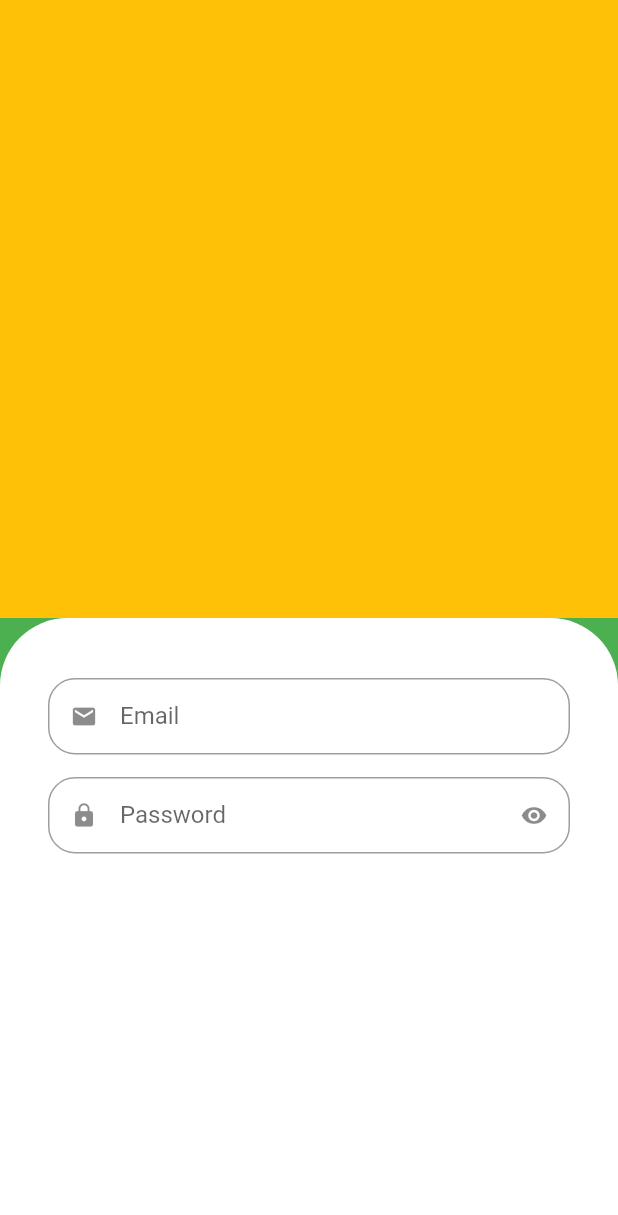
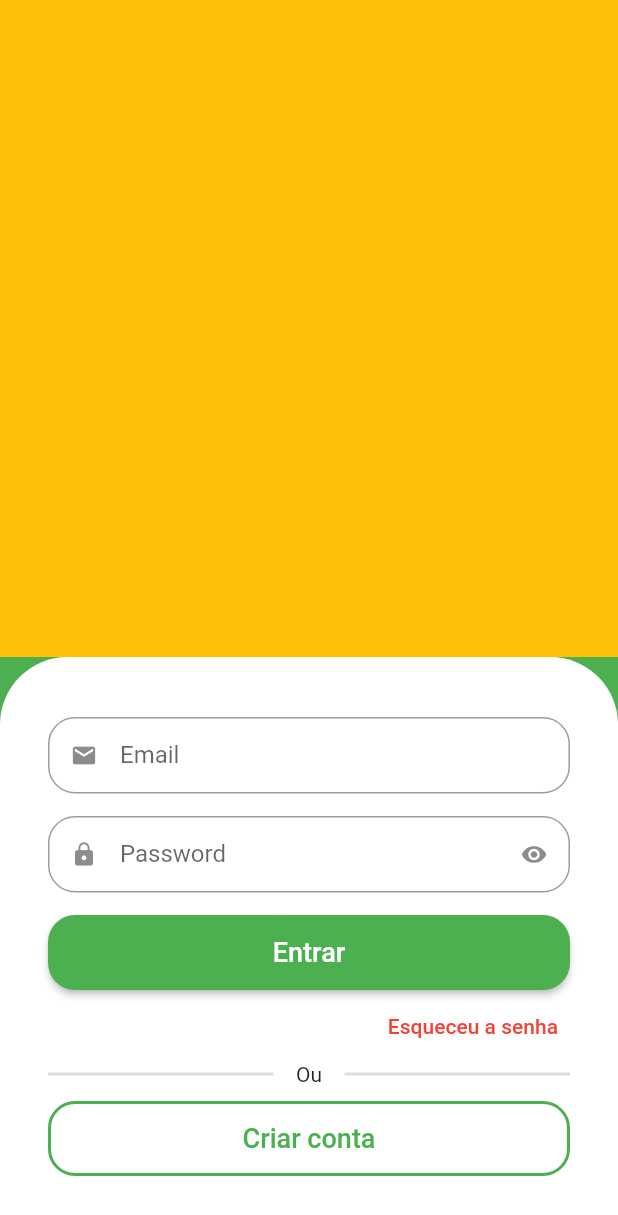
Before and after one commit to lucascipriano/flutter-quitanda, a Flutter app: the screen it shows after launch, on a phone screen of 412 x 824 dp. Shown: the top 1215 px of the screen. Run offline on Flutter 3.47's test engine with Material 2 defaults, Android fonts, the phone set to English and light mode, and no system bars.

Commit message:
finalização parte inferior

```diff
--- a/lib/src/auth/sign_in_screen.dart
+++ b/lib/src/auth/sign_in_screen.dart
@@ -10,25 +10,102 @@ class SignInScreen extends StatelessWidget {
       backgroundColor: Colors.green,
       body: Column(
         children: [
-          Expanded(child: Container(color: Colors.amber)),
           Expanded(
-            child: Container(
+            child: Container(color: Colors.amber),
+          ),
+          Container(
             padding: const EdgeInsets.symmetric(
               horizontal: 32,
               vertical: 40,
             ),
             decoration: const BoxDecoration(
                 color: Colors.white,
-                  borderRadius:
-                      BorderRadius.vertical(top: Radius.circular(45))),
-              child: Column(children: const [
-                CustomTextField(
+                borderRadius: BorderRadius.vertical(top: Radius.circular(45))),
+            child: Column(
+              crossAxisAlignment: CrossAxisAlignment.stretch,
+              children: [
+                const CustomTextField(
                   icon: Icons.email,
                   label: 'Email',
                 ),
-                CustomTextField(
-                    icon: Icons.lock, label: 'Password', isScret: true),
-              ]),
+                const CustomTextField(
+                  icon: Icons.lock,
+                  label: 'Password',
+                  isScret: true,
+                ),
+                SizedBox(
+                  height: 50,
+                  child: ElevatedButton(
+                    style: ElevatedButton.styleFrom(
+                      shape: RoundedRectangleBorder(
+                        borderRadius: BorderRadius.circular(18),
+                      ),
+                    ),
+                    onPressed: () {},
+                    child: const Text(
+                      "Entrar",
+                      style: TextStyle(
+                        fontSize: 18,
+                      ),
+                    ),
+                  ),
+                ),
+                Align(
+                  alignment: Alignment.centerRight,
+                  child: TextButton(
+                    onPressed: () {},
+                    child: const Text(
+                      "Esqueceu a senha",
+                      style: TextStyle(
+                        color: Colors.red,
+                      ),
+                    ),
+                  ),
+                ),
+                Padding(
+                  padding: const EdgeInsets.only(bottom: 10),
+                  child: Row(
+                    children: [
+                      Expanded(
+                        child: Divider(
+                          color: Colors.grey.withAlpha(90),
+                          thickness: 2,
+                        ),
+                      ),
+                      const Padding(
+                        padding: EdgeInsets.symmetric(horizontal: 15),
+                        child: Text("Ou"),
+                      ),
+                      Expanded(
+                        child: Divider(
+                          color: Colors.grey.withAlpha(90),
+                          thickness: 2,
+                        ),
+                      ),
+                    ],
+                  ),
+                ),
+                SizedBox(
+                  height: 50,
+                  child: OutlinedButton(
+                    style: OutlinedButton.styleFrom(
+                        shape: RoundedRectangleBorder(
+                          borderRadius: BorderRadius.circular(18),
+                        ),
+                        side: const BorderSide(
+                          width: 2,
+                          color: Colors.green,
+                        )),
+                    onPressed: () {},
+                    child: const Text(
+                      'Criar conta',
+                      style: TextStyle(
+                        fontSize: 18,
+                      ),
+                    ),
+                  ),
+                ),
+              ],
             ),
           ),
         ],
```
Also changed, not shown: lib/main.dart (line endings or trailing spaces). Lines whose indentation alone changed are shown as unchanged.
